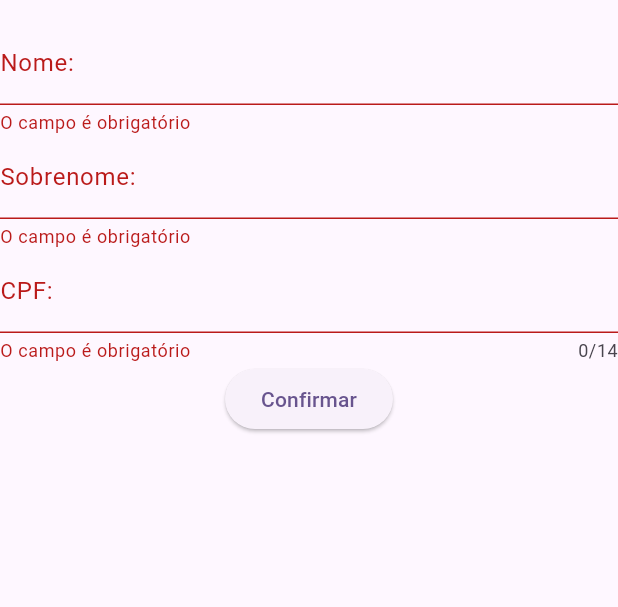
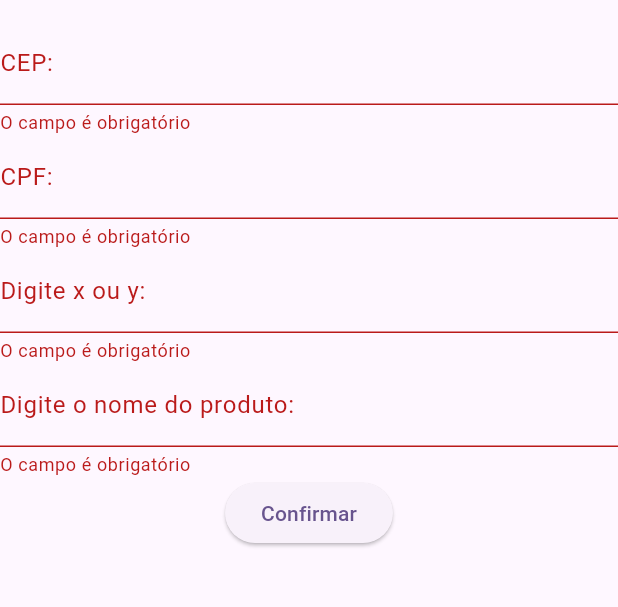
Before and after one commit to luisbrasil/DDM-2-Trimestre, a Flutter app: the screen it shows after launch, after a tap on "Confirmar", on a phone screen of 412 x 824 dp, the part 63-670 px from its top. Run offline on Flutter 3.47's test engine with Material 2 defaults, Android fonts, the phone set to English and light mode, and no system bars; our stand-ins replace brasil_fields, mask_text_input_formatter.

Commit message:
Finalização segundo formulario

```diff
--- /dev/null
+++ b/Aula 09-05/aula_09_05/lib/dtos/testeDTO.dart
@@ -0,0 +1,13 @@
+class TesteDTO{
+  String? CEP;
+  String? CPF;
+  String? TentativaXY;
+  String? Produto;
+
+  TesteDTO(this.CEP, this.CPF, this.TentativaXY, this.Produto);
+
+  @override
+  String toString() {
+    return "CEP: ${CEP}\nCPF: ${CPF}\nTentativa de Digitar XY: ${TentativaXY}\nProduto: ${Produto} ";
+  }
+}
--- a/Aula 09-05/aula_09_05/lib/main.dart
+++ b/Aula 09-05/aula_09_05/lib/main.dart
@@ -1,4 +1,4 @@
-import 'package:aula_09_05/tela/formulario.dart';
+import 'package:aula_09_05/tela/formulario2.dart';
 import 'package:flutter/material.dart';
 
 void main() {
@@ -16,7 +16,7 @@ class MyApp extends StatelessWidget {
         colorScheme: ColorScheme.fromSeed(seedColor: Colors.deepPurple),
         useMaterial3: true,
       ),
-      home: Formulario(),
+      home: Formulario2(),
     );
   }
 }
--- /dev/null
+++ b/Aula 09-05/aula_09_05/lib/tela/formulario2.dart
@@ -0,0 +1,97 @@
+import 'package:aula_09_05/dtos/testeDTO.dart';
+import 'package:brasil_fields/brasil_fields.dart';
+import 'package:flutter/material.dart';
+import 'package:flutter/services.dart';
+import 'package:mask_text_input_formatter/mask_text_input_formatter.dart';
+
+class Formulario2 extends StatelessWidget {
+  var keyForm = GlobalKey<FormState>();
+  var editorCEP = TextEditingController();
+  var editorCPF = TextEditingController();
+  var editorXy = TextEditingController();
+  var editorProduto = TextEditingController();
+  var cpfMask = MaskTextInputFormatter(
+        mask: '###.###.###-##',
+        filter: {"#": RegExp(r'[0-9]')});
+
+  @override
+  Widget build(BuildContext context) {
+    return Scaffold(
+      appBar: AppBar(
+        title: const Text('Cadastro'),
+      ),
+      body: Form(
+        key: keyForm,
+        child: Column(children: [
+          TextFormField(
+            keyboardType: TextInputType.number,
+            inputFormatters: [
+              FilteringTextInputFormatter.digitsOnly,
+              CepInputFormatter(),
+            ],
+            controller: editorCEP,
+            decoration: const InputDecoration(
+                label: Text('CEP: '), hintText: 'Informe o seu CEP'),
+            validator: (value) {
+              if (value == null || value.isEmpty) {
+                return 'O campo é obrigatório';
+              }
+              return null;
+            },
+          ),
+          TextFormField(
+            keyboardType: TextInputType.number,
+            inputFormatters: [
+              cpfMask
+            ],
+            controller: editorCPF,
+            decoration: const InputDecoration(
+                label: Text('CPF: '), hintText: 'Informe o seu CPF'),
+            validator: (value) {
+              if (value == null || value.isEmpty) {
+                return 'O campo é obrigatório';
+              }
+              return null;
+            },
+          ),
+          TextFormField(
+            inputFormatters: [FilteringTextInputFormatter.deny(RegExp(r'[xy]'))],
+            controller: editorXy,
+            decoration: const InputDecoration(
+                label: Text('Digite x ou y: '), hintText: 'Digite x ou y se for capaz'),
+            validator: (value) {
+              if (value == null || value.isEmpty) {
+                return 'O campo é obrigatório';
+              }
+              return null;
+            },
+          ),
+          TextFormField(
+            inputFormatters: [
+              FilteringTextInputFormatter.allow(RegExp(r'[a-zA-z0-9]'))
+            ],
+            controller: editorProduto,
+            decoration: const InputDecoration(
+                label: Text('Digite o nome do produto: '),
+                hintText: 'Não pode conter caracteres especiais'),
+            validator: (value) {
+              if (value == null || value.isEmpty) {
+                return 'O campo é obrigatório';
+              }
+              return null;
+            },
+          ),
+          ElevatedButton(
+              onPressed: () {
+                var testeDTO = TesteDTO(editorCEP.text, editorCPF.text, editorXy.text, editorProduto.text);
+                if (keyForm.currentState!.validate()) {
+                  ScaffoldMessenger.of(context).showSnackBar(
+                    SnackBar(content: Text(testeDTO.toString())));
+                }
+              },
+              child: const Text('Confirmar'))
+        ]),
+      ),
+    );
+  }
+}
--- a/Aula 09-05/aula_09_05/pubspec.yaml
+++ b/Aula 09-05/aula_09_05/pubspec.yaml
@@ -35,6 +35,8 @@ dependencies:
   # The following adds the Cupertino Icons font to your application.
   # Use with the CupertinoIcons class for iOS style icons.
   cupertino_icons: ^1.0.2
+  brasil_fields:
+  mask_text_input_formatter: ^2.4.0
 
 dev_dependencies:
   flutter_test:
```
Also changed, not shown: Aula 09-05/aula_09_05/pubspec.lock, 1 other file.
